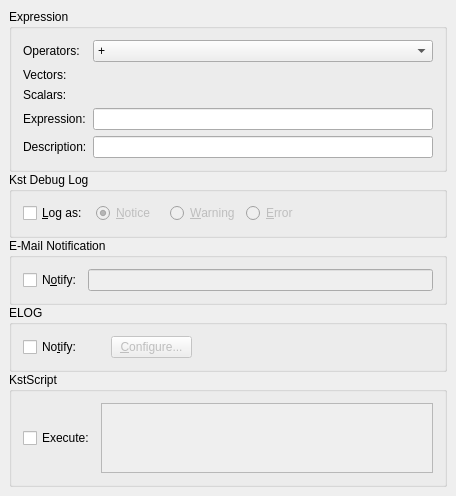
Qt form src/libkstapp/eventmonitortab.ui (Kst-plot/kst) before a commit.
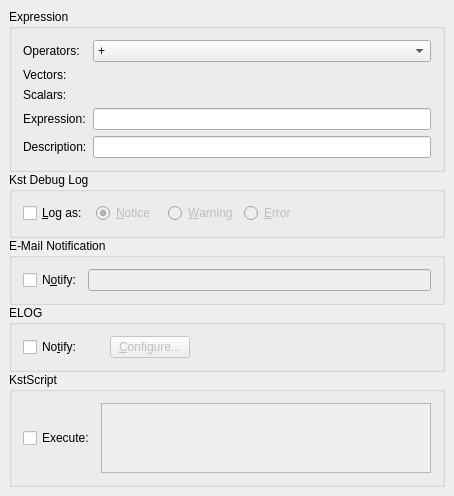
The same form after that commit. Custom widgets are drawn as their Qt base class.

```diff
--- a/src/libkstapp/eventmonitortab.ui
+++ b/src/libkstapp/eventmonitortab.ui
@@ -6,8 +6,8 @@
    <rect>
     <x>0</x>
     <y>0</y>
-    <width>456</width>
-    <height>445</height>
+    <width>454</width>
+    <height>443</height>
    </rect>
   </property>
   <layout class="QGridLayout">
```
Left out of the diff: 4 changed lines with no effect on the pictures.
